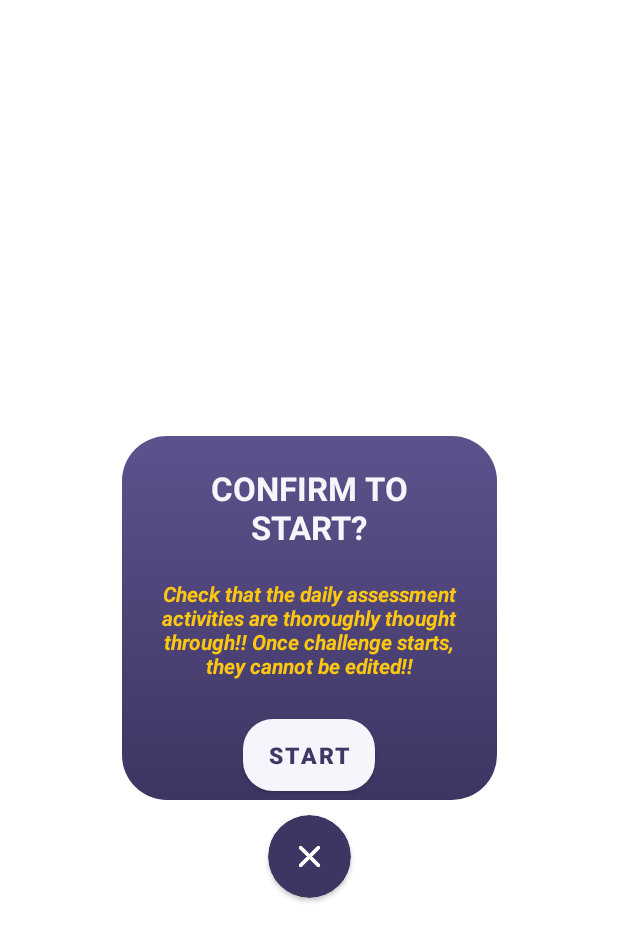
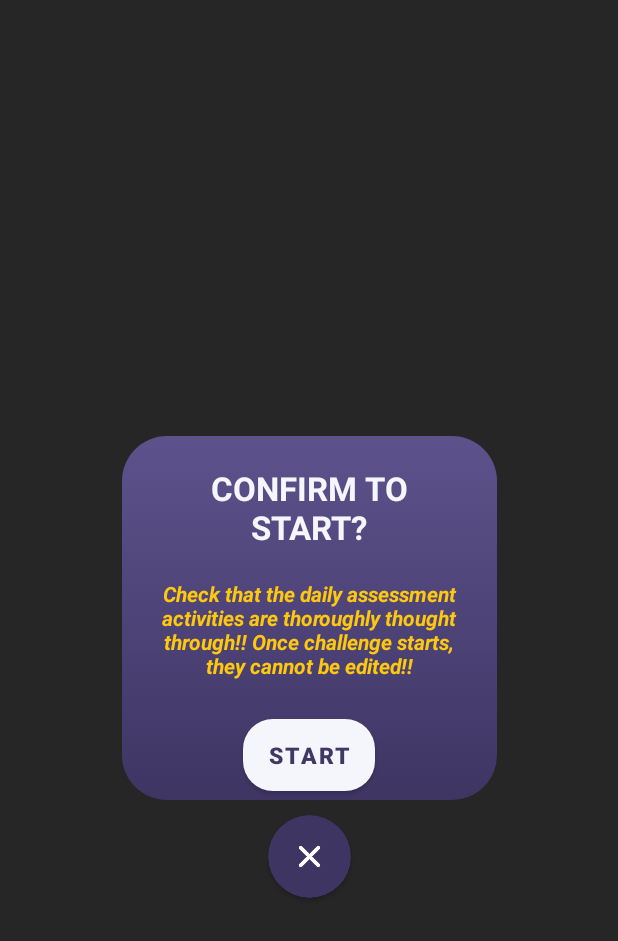
Before and after one commit to yemzybhin/GrowthCheckerAppFree, an Android app: the layout popup_startchallenge_confirmation.xml on its own in the app's theme, with its tools: preview values and no code run, on a phone screen of 412 x 824 dp. Shown: the top 941 px of the screen. Run offline under Robolectric (Android 15) with nearby library versions, the phone set to English and light mode, and no system bars.

Commit message:
Corrected_Pref_And_Frag_Issues

```diff
--- a/app/src/main/java/ade/yemi/growthchecker/Fragments/Pages/Startchallenge.kt
+++ b/app/src/main/java/ade/yemi/growthchecker/Fragments/Pages/Startchallenge.kt
@@ -100,8 +100,8 @@ class Startchallenge : Fragment() {
             "challenge14" -> imageView.setImageResource(R.drawable.forteendays)
             "challenge30" -> imageView.setImageResource(R.drawable.thirtydays)
             "challenge60" -> imageView.setImageResource(R.drawable.sixtydays)
-            "challenge100" -> imageView.setImageResource(R.drawable.hundreddays)
-            "challenge200" -> imageView.setImageResource(R.drawable.twohundreddays)
+            "challenge100"-> imageView.setImageResource(R.drawable.hundreddays)
+            "challenge200"-> imageView.setImageResource(R.drawable.twohundreddays)
         }
     }
     private fun confirmpopup( string: String){
--- a/app/src/main/res/layout/popup_startchallenge_confirmation.xml
+++ b/app/src/main/res/layout/popup_startchallenge_confirmation.xml
@@ -6,6 +6,13 @@
     android:layout_height="match_parent"
     style="@style/mydialog">
 
+
+    <View
+        android:layout_width="1000dp"
+        android:layout_height="1000dp"
+        app:layout_constraintStart_toStartOf="parent"
+        app:layout_constraintTop_toTopOf="parent"
+        android:background="@color/MyTransparent"></View>
     <androidx.cardview.widget.CardView
         android:id="@+id/cardView2"
         android:layout_width="wrap_content"
@@ -23,8 +30,6 @@
             android:background="@drawable/popupbg"
             android:orientation="vertical"
             >
-
-
             <TextView
                 android:layout_width="match_parent"
                 android:layout_height="wrap_content"
@@ -36,7 +41,6 @@
                 android:textSize="22dp"
                 android:textColor="@color/primarycolor1"
                 android:textStyle="bold"></TextView>
-
             <TextView
                 android:layout_width="wrap_content"
                 android:layout_height="wrap_content"
@@ -45,9 +49,6 @@
                 android:layout_margin="20dp"
                 android:textStyle="bold|italic"
                 android:textColor="@color/primary5"></TextView>
-
-
-
             <Button
                 android:id="@+id/btn_startchallengeconfirmed"
                 android:layout_width="wrap_content"
@@ -72,14 +73,12 @@
         android:layout_marginTop="10dp"
         android:backgroundTint="@color/primary4"
         app:cardCornerRadius="30dp">
-
         <ImageView
             android:layout_width="15dp"
             android:layout_height="15dp"
             android:layout_margin="20dp"
             android:src="@drawable/cancel2"></ImageView>
     </androidx.cardview.widget.CardView>
-
     <View
         android:layout_width="20dp"
         android:layout_height="50dp"
```
Also changed, not shown: app/src/main/java/ade/yemi/growthchecker/Activities/MainActivity.kt (+25 -20 lines), app/src/main/res/drawable/none1.png, app/src/main/res/drawable/none2.png, app/src/main/res/drawable/none3.png, app/src/main/res/drawable/none4.png, app/src/main/res/drawable/none5.png.
